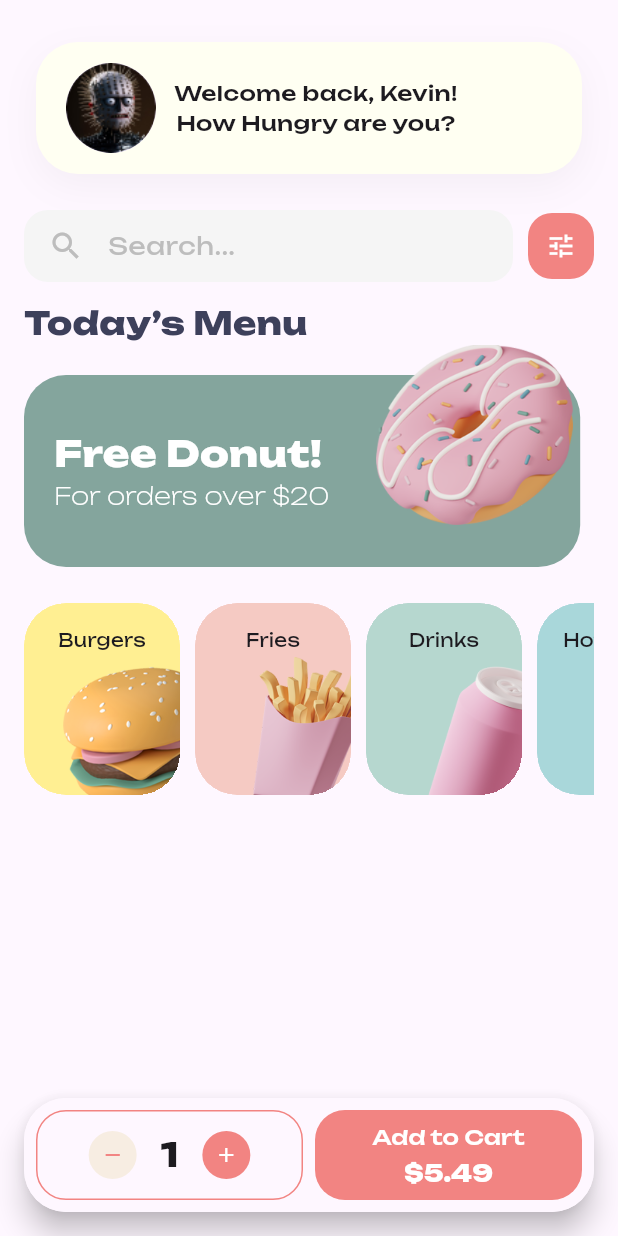
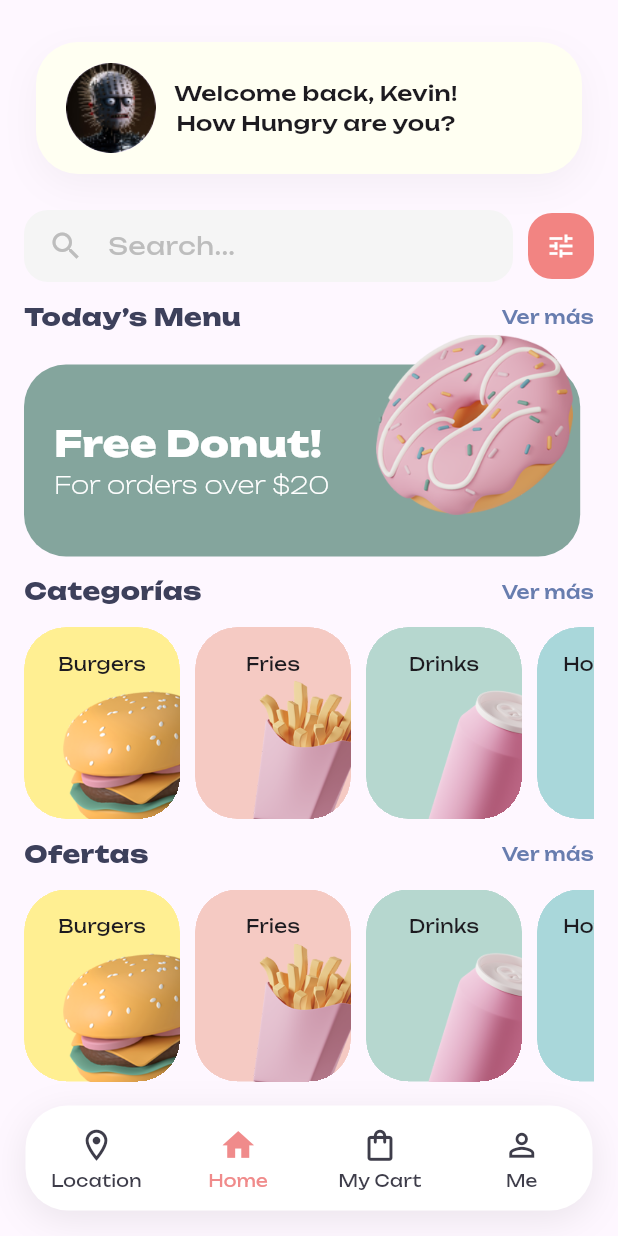
Before and after one commit to campodonico3/real_world_provider, a Flutter app: the screen it shows after launch, on a phone screen of 412 x 824 dp. Run offline on Flutter 3.47's test engine with Material 3 defaults, Android fonts, the phone set to English and light mode, and no system bars; missing offline and left inert: dart:ffi; project files that could hold a hidden picture were left out.

Commit message:
feat: Add custom bottom navigation bar and integrate it into the home screen

```diff
--- a/lib/screens/home_screen.dart
+++ b/lib/screens/home_screen.dart
@@ -2,9 +2,11 @@ import 'dart:ffi';
 
 import 'package:flutter/material.dart';
 import 'package:real_world_provider/widgets/double_text.dart';
+import 'package:real_world_provider/widgets/lugares_widget.dart';
 import 'package:real_world_provider/widgets/ofertas_widget.dart';
 
 import '../widgets/categories_widget.dart';
+import '../widgets/custom_bottom_navbar.dart';
 import '../widgets/order_action_bar.dart';
 import '../widgets/search_bar_filter_widget.dart';
 import '../widgets/welcome_header_widget.dart';
@@ -18,6 +20,15 @@ class HomeScreen extends StatefulWidget {
 
 class _HomeScreenState extends State<HomeScreen> {
   int _amount = 1;
+  int _selectedIndex = 1;
+  final int _cartCount = 100;
+
+  void _onItemTapped(int index) {
+    setState(() {
+      _selectedIndex = index;
+    });
+    // Aquí podrías navegar o actualizar la pantalla según index.
+  }
 
   String _priceForAmount(int amount) {
     final unit = 5.49;
@@ -26,8 +37,13 @@ class _HomeScreenState extends State<HomeScreen> {
 
   @override
   Widget build(BuildContext context) {
-    final state = OrderState(amount: _amount, totalPrice: _priceForAmount(_amount));
+
+    final state = OrderState(
+      amount: _amount,
+      totalPrice: _priceForAmount(_amount),
+    );
     return Scaffold(
+      extendBody: true,
       body: SafeArea(
         child: Column(
           children: [
@@ -49,7 +65,7 @@ class _HomeScreenState extends State<HomeScreen> {
                     SizedBox(height: 12),
                     AppDoubleText(
                       bigText: 'Today’s Menu',
-                      smallText: '',
+                      smallText: 'Ver más',
                       fun: () {},
                     ),
                     SingleChildScrollView(
@@ -62,7 +78,13 @@ class _HomeScreenState extends State<HomeScreen> {
                             .toList(),
                       ),
                     ),
-                    SizedBox(height: 24),
+                    SizedBox(height: 12),
+                    AppDoubleText(
+                      bigText: 'Categorías',
+                      smallText: 'Ver más',
+                      fun: () {},
+                    ),
+                    SizedBox(height: 12),
                     SingleChildScrollView(
                       scrollDirection: Axis.horizontal,
                       child: Row(
@@ -93,6 +115,98 @@ class _HomeScreenState extends State<HomeScreen> {
                         ],
                       ),
                     ),
+                    SizedBox(height: 12),
+                    AppDoubleText(
+                      bigText: 'Ofertas',
+                      smallText: 'Ver más',
+                      fun: () {},
+                    ),
+                    SizedBox(height: 12),
+                    SingleChildScrollView(
+                      scrollDirection: Axis.horizontal,
+                      child: Row(
+                        children: [
+                          CategoriesWidget(
+                            title: 'Burgers',
+                            imagePath: 'assets/images/hamburger.png',
+                          ),
+                          SizedBox(width: 10),
+                          CategoriesWidget(
+                            title: 'Fries',
+                            imagePath: 'assets/images/chips.png',
+                            color: Color(0xFFF5CAC3),
+                          ),
+                          SizedBox(width: 10),
+                          CategoriesWidget(
+                            title: 'Drinks',
+                            imagePath: 'assets/images/drink.png',
+                            color: Color(0xFFB6D7CF),
+                          ),
+                          SizedBox(width: 10),
+                          CategoriesWidget(
+                            title: 'Hot Dogs',
+                            imagePath: 'assets/images/hot-dog.png',
+                            color: Color(0xFFA9D7DA),
+                          ),
+                          SizedBox(width: 10),
+                        ],
+                      ),
+                    ),
+                    SizedBox(height: 12),
+                    AppDoubleText(
+                      bigText: 'Lugares',
+                      smallText: 'Ver más',
+                      fun: () {},
+                    ),
+                    SizedBox(height: 12),
+                    SingleChildScrollView(
+                      scrollDirection: Axis.horizontal,
+                      child: Row(
+                        children: allPlaces
+                            .map(
+                              (singleOffers) => Places(offerData: singleOffers),
+                            )
+                            .toList(),
+                      ),
+                    ),
+                    SizedBox(height: 12),
+                    AppDoubleText(
+                      bigText: 'Descrubre',
+                      smallText: 'Ver más',
+                      fun: () {},
+                    ),
+                    SizedBox(height: 12),
+                    SingleChildScrollView(
+                      scrollDirection: Axis.horizontal,
+                      child: Row(
+                        children: [
+                          CategoriesWidget(
+                            title: 'Burgers',
+                            imagePath: 'assets/images/hamburger.png',
+                          ),
+                          SizedBox(width: 10),
+                          CategoriesWidget(
+                            title: 'Fries',
+                            imagePath: 'assets/images/chips.png',
+                            color: Color(0xFFF5CAC3),
+                          ),
+                          SizedBox(width: 10),
+                          CategoriesWidget(
+                            title: 'Drinks',
+                            imagePath: 'assets/images/drink.png',
+                            color: Color(0xFFB6D7CF),
+                          ),
+                          SizedBox(width: 10),
+                          CategoriesWidget(
+                            title: 'Hot Dogs',
+                            imagePath: 'assets/images/hot-dog.png',
+                            color: Color(0xFFA9D7DA),
+                          ),
+                          SizedBox(width: 10),
+                        ],
+                      ),
+                    ),
+                    SizedBox(height: 12),
                   ],
                 ),
               ),
@@ -100,20 +214,28 @@ class _HomeScreenState extends State<HomeScreen> {
           ],
         ),
       ),
-      bottomNavigationBar: Padding(
-        padding: const EdgeInsets.all(16.0),
-        child: OrderActionBar(
-          state: state,
-          onAddItemClicked: () => setState(() => _amount++),
-          onRemoveItemClicked: () => setState(() => _amount = (_amount > 1) ? _amount - 1 : 1),
-          onCheckOutClicked: () {
-            // navegar al checkout, mostrar dialog, etc.
-            ScaffoldMessenger.of(context).showSnackBar(
-              SnackBar(content: Text('Checkout: ${state.totalPrice}')),
-            );
-          },
+      bottomNavigationBar: SafeArea(
+        minimum: const EdgeInsets.only(bottom: 12, left: 12, right: 12),
+        child: CustomBottomNavbar(
+          selectedIndex: _selectedIndex,
+          cartCount: _cartCount,
+          onTap: _onItemTapped,
         ),
       ),
+      // bottomNavigationBar: Padding(
+      //   padding: const EdgeInsets.all(16.0),
+      //   child: OrderActionBar(
+      //     state: state,
+      //     onAddItemClicked: () => setState(() => _amount++),
+      //     onRemoveItemClicked: () => setState(() => _amount = (_amount > 1) ? _amount - 1 : 1),
+      //     onCheckOutClicked: () {
+      //       // navegar al checkout, mostrar dialog, etc.
+      //       ScaffoldMessenger.of(context).showSnackBar(
+      //         SnackBar(content: Text('Checkout: ${state.totalPrice}')),
+      //       );
+      //     },
+      //   ),
+      // ),
     );
   }
 }
--- /dev/null
+++ b/lib/widgets/custom_bottom_navbar.dart
@@ -0,0 +1,167 @@
+import 'package:flutter/material.dart';
+
+import '../core/theme/app_colors.dart';
+
+class CustomBottomNavbar extends StatelessWidget {
+  final int selectedIndex;
+  final ValueChanged<int> onTap;
+  final int cartCount;
+
+  const CustomBottomNavbar({
+    super.key,
+    required this.selectedIndex,
+    required this.onTap,
+    this.cartCount = 0,
+  });
+
+  static const Color iconGray = Color(0xFF3E3D4A);
+  static const Color pink = Color(0xFFF08B8B);
+
+  @override
+  Widget build(BuildContext context) {
+    final colors = Theme.of(context).extension<AppColors>()!;
+    return Container(
+      height: 70,
+      margin: EdgeInsets.all(5),
+      decoration: BoxDecoration(
+        color: colors.background,
+        borderRadius: BorderRadius.circular(28),
+        boxShadow: [
+          BoxShadow(
+            color: Colors.black.withOpacity(0.08),
+            blurRadius: 20,
+            offset: Offset(0, 6),
+          ),
+        ],
+      ),
+      child: Row(
+        children: [
+          _buildNavItem(
+            index: 0,
+            icon: const Icon(
+              Icons.location_on_outlined,
+              size: 25,
+              color: iconGray,
+            ),
+            label: 'Location',
+            highlighted: selectedIndex == 0,
+          ),
+
+          // Home (centrado y resaltado)
+          _buildNavItem(
+            index: 1,
+            icon: const Icon(Icons.home, size: 25, color: pink),
+            label: 'Home',
+            highlighted:
+                true, // siempre resaltado en la imagen; si quieres controlarlo usa selectedIndex
+          ),
+
+          // My Cart con badge
+          _buildNavItem(
+            index: 2,
+            icon: const Icon(
+              Icons.shopping_bag_outlined,
+              size: 25,
+              color: iconGray,
+            ),
+            label: 'My Cart',
+            showBadge: false,
+            badgeCount: cartCount,
+            highlighted: selectedIndex == 2,
+          ),
+
+          // Me
+          _buildNavItem(
+            index: 3,
+            icon: const Icon(Icons.person_outline, size: 25, color: iconGray),
+            label: 'Me',
+            highlighted: selectedIndex == 3,
+          ),
+        ],
+      ),
+    );
+  }
+
+  Widget _buildNavItem({
+    required int index,
+    required Widget icon,
+    required String label,
+    bool highlighted = false,
+    bool showBadge = false,
+    int badgeCount = 0,
+  }) {
+    final color = highlighted ? pink : iconGray;
+    final labelStyle = TextStyle(
+      color: highlighted ? pink : iconGray,
+      fontSize: 11,
+      fontWeight: FontWeight.w400,
+      height: 1.1,
+    );
+    final coloredIcon = Icon((icon as Icon).icon, size: 25, color: color);
+
+    return Expanded(
+      child: InkWell(
+        borderRadius: BorderRadius.circular(12),
+        onTap: () => onTap(index),
+        child: Padding(
+          padding: EdgeInsets.symmetric(vertical: 14),
+          child: Column(
+            mainAxisSize: MainAxisSize.min,
+            children: [
+              if (highlighted)
+                Center(child: coloredIcon)
+              else if (showBadge)
+                Stack(
+                  clipBehavior: Clip.none,
+                  children: [
+                    SizedBox(
+                      width: 52,
+                      height: 44,
+                      child: Center(child: coloredIcon),
+                    ),
+                    if (badgeCount > 0)
+                      Positioned(
+                        right: -4,
+                        top: -6,
+                        child: Container(
+                          padding: EdgeInsets.all(6),
+                          constraints: BoxConstraints(
+                            minWidth: 20,
+                            minHeight: 20,
+                          ),
+                          decoration: BoxDecoration(
+                            color: pink,
+                            shape: BoxShape.circle,
+                            boxShadow: [
+                              BoxShadow(
+                                color: Colors.black.withOpacity(0.15),
+                                blurRadius: 4,
+                                offset: Offset(0, 2),
+                              ),
+                            ],
+                          ),
+                          child: Center(
+                            child: Text(
+                              badgeCount > 99 ? '99+' : badgeCount.toString(),
+                              style: TextStyle(
+                                color: Colors.white,
+                                fontSize: 11,
+                                fontWeight: FontWeight.bold,
+                              ),
+                            ),
+                          ),
+                        ),
+                      ),
+                  ],
+                )
+              else
+                Center(child: coloredIcon),
+              SizedBox(height: 5),
+              Text(label, style: labelStyle),
+            ],
+          ),
+        ),
+      ),
+    );
+  }
+}
--- a/lib/widgets/double_text.dart
+++ b/lib/widgets/double_text.dart
@@ -17,7 +17,7 @@ class AppDoubleText extends StatelessWidget {
       mainAxisAlignment: MainAxisAlignment.spaceBetween,
       children: [
         Text(bigText, style: TextStyle(
-          fontSize: 21,
+          fontSize: 16,
           fontWeight: FontWeight.bold,
           color: Color(0xFF3D405B),
         )),
@@ -26,7 +26,7 @@ class AppDoubleText extends StatelessWidget {
           child: Text(
             smallText,
             style: TextStyle(
-              fontSize: 16,
+              fontSize: 12,
               fontWeight: FontWeight.w500
             ).copyWith(color: Color(0xFF687daf)),
           ),
--- /dev/null
+++ b/lib/widgets/lugares_widget.dart
@@ -0,0 +1,74 @@
+import 'package:flutter/material.dart';
+
+class Places extends StatelessWidget {
+  final Map<String, dynamic>? offerData;
+
+  const Places({super.key, this.offerData});
+
+  @override
+  Widget build(BuildContext context) {
+    final String imageName = offerData?['image_place'];
+
+    return ClipRRect(
+      clipBehavior: Clip.hardEdge,
+      child: Container(
+        height: 70,
+        width: 70,
+        margin: EdgeInsets.only(right: 16,),
+        decoration: BoxDecoration(
+          shape: BoxShape.circle,
+          image: DecorationImage(
+            image: AssetImage(imageName),
+            fit: BoxFit.cover,
+          ),
+          border: BoxBorder.all(color: Colors.grey.shade400, width: 2)
+        ),
+      ),
+    );
+  }
+}
+
+List<Map<String, String>> allPlaces = [
+  {
+    'id_place': '1',
+    'name_place': 'KelyMar',
+    'category_place': 'Pollería - Chifa',
+    'image_place': 'assets/images/kelymar.png',
+  },
+  {
+    'id_place': '2',
+    'name_place': 'Requep',
+    'category_place': 'Postrería',
+    'image_place': 'assets/images/requep.jpg',
+  },
+  {
+    'id_place': '3',
+    'name_place': 'Triple porción wok',
+    'category_place': 'Pollería - Chifa',
+    'image_place': 'assets/images/triple_porcion_wok.jpg',
+  },
+  {
+    'id_place': '4',
+    'name_place': 'En su punto',
+    'category_place': 'Pizzería',
+    'image_place': 'assets/images/en_su_punto.png',
+  },
+  {
+    'id_place': '5',
+    'name_place': 'Tasty',
+    'category_place': 'Cafetería',
+    'image_place': 'assets/images/tasty.jpg',
+  },
+  {
+    'id_place': '6',
+    'name_place': 'Tatos',
+    'category_place': 'Licorería',
+    'image_place': 'assets/images/tatos.png',
+  },
+  {
+    'id_place': '7',
+    'name_place': 'Tio Broaster',
+    'category_place': 'Comida rápida mexico/peruana',
+    'image_place': 'assets/images/tio_broaster.jpg',
+  },
+];
```
Also changed, not shown: assets/images/en_su_punto.jpg (added), assets/images/en_su_punto.png (added), assets/images/kelymar.jpg (added), assets/images/kelymar.png (added), assets/images/requep.jpg (added), assets/images/tasty.jpg (added), assets/images/tatos.jpg (added), assets/images/tatos.png (added), assets/images/tio_broaster.jpg (added), assets/images/triple_porcion_wok.jpg (added).
